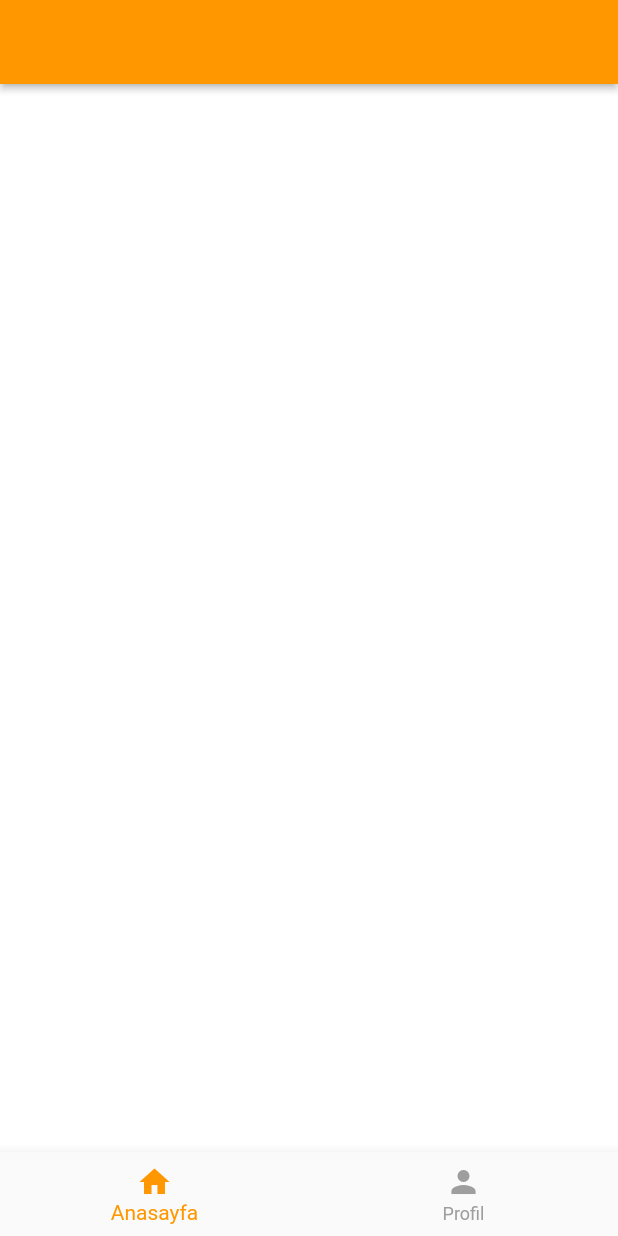
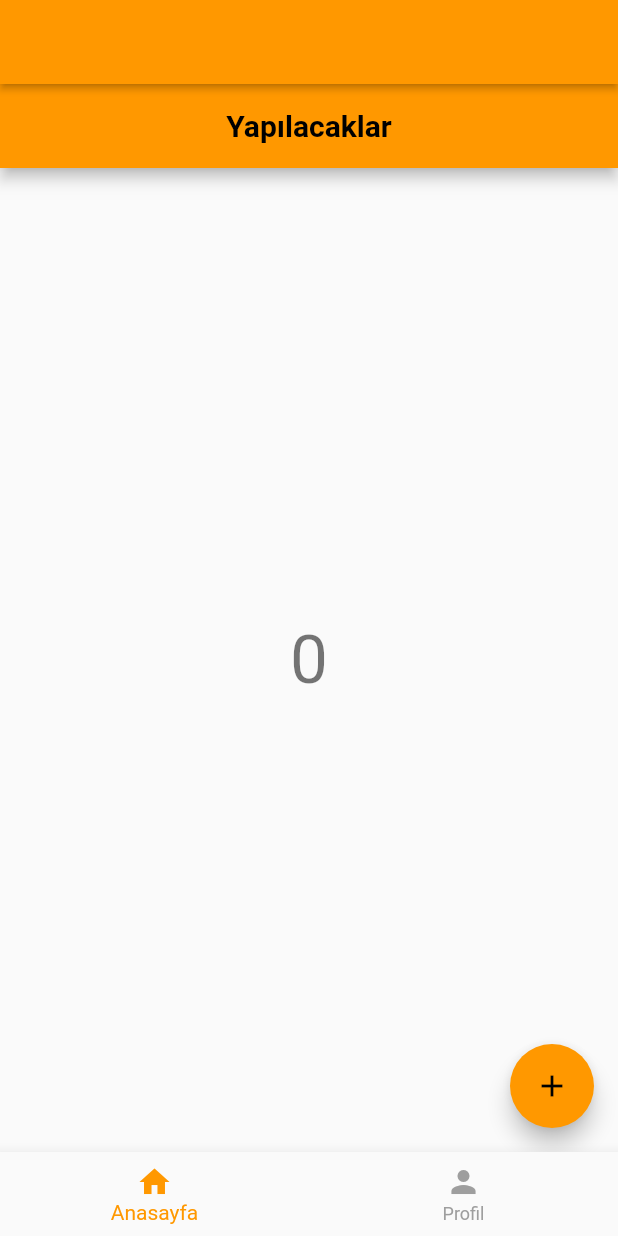
Before and after one commit to shatlykgur/eralpsoftware_p, a Flutter app: the screen it shows after launch, on a phone screen of 412 x 824 dp. Run offline on Flutter 3.47's test engine with Material 2 defaults, Android fonts, the phone set to English and light mode, and no system bars.

Commit message:
anasayfa ve profil sayfa

```diff
--- a/lib/pages/anasayfa.dart
+++ b/lib/pages/anasayfa.dart
@@ -6,10 +6,41 @@ class Anasayfa extends StatefulWidget {
 }
 
 class _AnasayfaState extends State<Anasayfa> {
+  int _counter = 0;
+
+  void _incrementCounter() {
+    setState(() {
+      _counter++;
+    });
+  }
+
   @override
   Widget build(BuildContext context) {
-    return Container(
-
+    return Scaffold(
+      appBar: AppBar(
+        centerTitle: true,
+        title: Text(
+          "Yapılacaklar",
+          style: TextStyle(
+              fontSize: 20.0, fontWeight: FontWeight.bold, color: Colors.black),
+        ),
+      ),
+      body: Center(
+        child: Column(
+          mainAxisAlignment: MainAxisAlignment.center,
+          children: [
+            Text(
+              '$_counter',
+              style: Theme.of(context).textTheme.headline3,
+            )
+          ],
+        ),
+      ),
+      floatingActionButton: FloatingActionButton(
+        onPressed: _incrementCounter,
+        tooltip: 'Increment',
+        child: Icon(Icons.add),
+      ),
     );
   }
 }
```
Also changed, not shown: lib/pages/profil.dart (+23 -2 lines).
